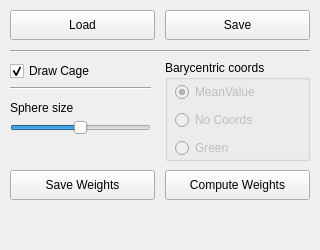
Qt form GUI/cagePanel.ui (cordafab/Cagelab) before a commit.
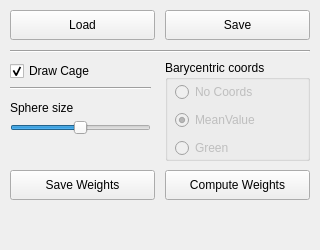
The same form after that commit.

What changed in the file:
```diff
--- a/GUI/cagePanel.ui
+++ b/GUI/cagePanel.ui
@@ -173,6 +173,16 @@
       </rect>
      </property>
      <layout class="QVBoxLayout" name="verticalLayout">
+      <item>
+       <widget class="QRadioButton" name="noCoordinates">
+        <property name="enabled">
+         <bool>false</bool>
+        </property>
+        <property name="text">
+         <string>No Coords</string>
+        </property>
+       </widget>
+      </item>
       <item>
        <widget class="QRadioButton" name="mvcCoordinates">
         <property name="enabled">
@@ -186,16 +196,6 @@
         </property>
        </widget>
       </item>
-      <item>
-       <widget class="QRadioButton" name="noCoordinates">
-        <property name="enabled">
-         <bool>false</bool>
-        </property>
-        <property name="text">
-         <string>No Coords</string>
-        </property>
-       </widget>
-      </item>
       <item>
        <widget class="QRadioButton" name="greenCoordinates">
         <property name="enabled">
```
